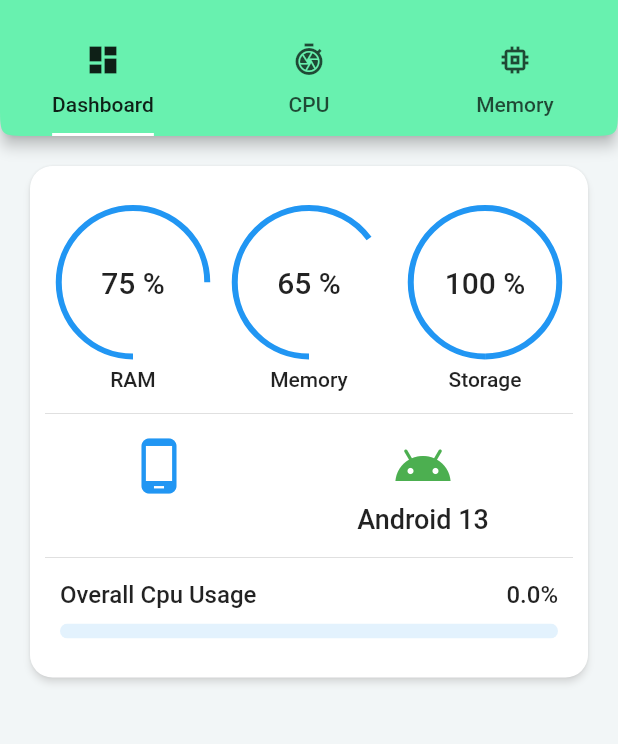
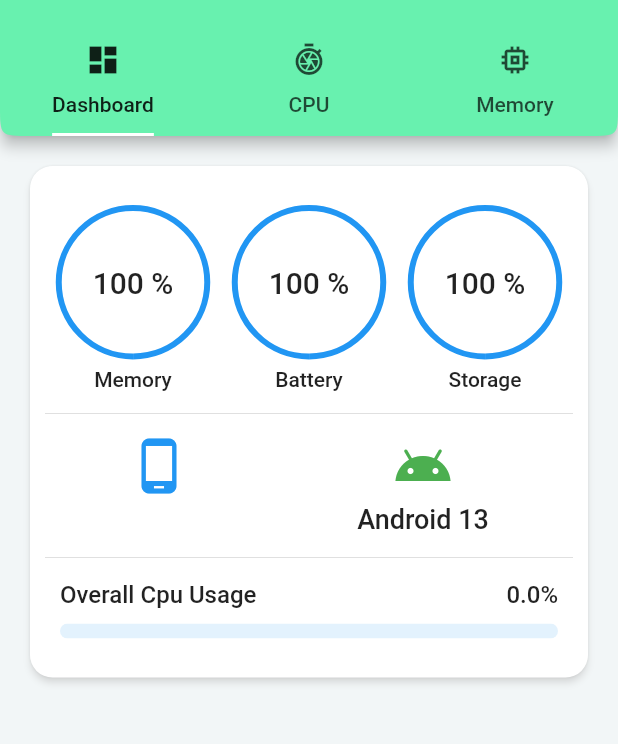
Before and after one commit to igrik12/phone_monitor, a Flutter app: the screen it shows after launch, on a phone screen of 412 x 824 dp, the part 59-803 px from its top. Run offline on Flutter 3.47's test engine with Material 2 defaults, Android fonts, the phone set to English and light mode, and no system bars; our stand-ins replace device_info, flutter_svg, get, get_storage; missing offline and left inert: cpu_reader, disk_space, mp_chart, system_info; statements that could not run were skipped.

Commit message:
Ram/Storage/Battery

```diff
--- a/lib/controllers/dashboard_controller.dart
+++ b/lib/controllers/dashboard_controller.dart
@@ -1,18 +1,67 @@
+import 'dart:async';
+import 'dart:io';
 import 'package:device_info/device_info.dart';
+import 'package:disk_space/disk_space.dart';
 import 'package:get/get.dart';
+import 'package:phone_monitor/utils/native_comms.dart';
 
 class DashboardController extends GetxController {
   final deviceInfoPlugin = DeviceInfoPlugin().androidInfo;
-
   Rx<AndroidDeviceInfo> _deviceInfo = Rx<AndroidDeviceInfo>();
   AndroidDeviceInfo get deviceInfo => _deviceInfo.value;
   set deviceInfo(AndroidDeviceInfo value) {
     _deviceInfo.value = value;
   }
 
+  Timer _timer;
+  int totalPhysicalMemory;
+  // Memory wrapper observable
+  final wrapper = DashboardInfoWrapper().obs
+    ..value.totalRamUsage = 100
+    ..value.battery = 100
+    ..value.diskSpaceUsed = 100;
+
   @override
   void onInit() async {
     super.onInit();
+    totalPhysicalMemory = await NativeComms.getTotalPhysicalMemory();
+    print(pid);
+    _timer = Timer.periodic(Duration(seconds: 1), (timer) async {
+      var totalVirtual = await NativeComms.getVirtualMemorySize();
+      var totalUsedInPersent =
+          calcMemoryUsage(totalPhysicalMemory, totalVirtual);
+      var diskSpaceUsed = await calcDiskSpaceUsed();
+      var battery = await NativeComms.getBatteryLevel();
+      wrapper.update((value) {
+        value.totalRamUsage = totalUsedInPersent;
+        value.battery = battery;
+        value.diskSpaceUsed = diskSpaceUsed;
+      });
+    });
     deviceInfo = await deviceInfoPlugin;
   }
+
+  @override
+  Future<void> onClose() async {
+    super.onClose();
+    _timer.cancel();
+    _timer = null;
+  }
 }
+
+Future<int> calcDiskSpaceUsed() async {
+  final free = await DiskSpace.getFreeDiskSpace;
+  final total = await DiskSpace.getTotalDiskSpace;
+  final used = total - free;
+  return used * 100 ~/ total;
+}
+
+int calcMemoryUsage(int totalPhysicalMemory, int virtualMemory) {
+  return virtualMemory * 100 ~/ totalPhysicalMemory;
+}
+
+class DashboardInfoWrapper {
+  int totalRamUsage = 100;
+  int battery = 100;
+  int diskSpaceUsed = 100;
+}
--- a/lib/main.dart
+++ b/lib/main.dart
@@ -1,7 +1,9 @@
 import 'package:flutter/material.dart';
+import 'package:flutter/services.dart';
 import 'package:get/get.dart';
 import 'package:get_storage/get_storage.dart';
 import 'package:phone_monitor/screens/home.dart';
+import 'package:phone_monitor/utils/constants.dart';
 
 import 'controllers/bindings.dart';
 
@@ -14,6 +16,10 @@ class MyApp extends StatelessWidget {
   // This widget is the root of your application.
   @override
   Widget build(BuildContext context) {
+    SystemChrome.setPreferredOrientations([
+      DeviceOrientation.portraitUp,
+      DeviceOrientation.portraitDown,
+    ]);
     return GetMaterialApp(
       initialBinding: InitialBinding(),
       debugShowCheckedModeBanner: false,
@@ -25,8 +31,8 @@ class MyApp extends StatelessWidget {
           textTheme: TextTheme(
               bodyText2: TextStyle(fontWeight: FontWeight.w500, fontSize: 12))),
       theme: ThemeData(
-          primaryColor: Color.fromARGB(255, 104, 241, 175),
-          appBarTheme: AppBarTheme(color: Color.fromARGB(255, 104, 241, 175)),
+          primaryColor: kPrimaryColor,
+          appBarTheme: AppBarTheme(color: kPrimaryColor),
           scaffoldBackgroundColor: Color.fromRGBO(242, 246, 247, 1),
           visualDensity: VisualDensity.adaptivePlatformDensity,
           textTheme: TextTheme(
--- a/lib/tabs/dashboard/dashboard.dart
+++ b/lib/tabs/dashboard/dashboard.dart
@@ -23,20 +23,25 @@ class Dashboard extends GetView<DashboardController> {
                     const EdgeInsets.symmetric(vertical: 26, horizontal: 10),
                 child: Column(
                   children: [
-                    Row(
+                    Obx(() => Row(
                           mainAxisAlignment: MainAxisAlignment.spaceAround,
                           children: [
-                        UsageProgressDisplay(title: "RAM", value: 0.75),
                             UsageProgressDisplay(
                                 title: "Memory",
-                          value: 0.65,
+                                value: controller.wrapper.value.totalRamUsage
+                                        .toDouble() /
+                                    100),
+                            UsageProgressDisplay(
+                              title: "Battery",
+                              value: controller.wrapper.value.battery / 100,
                             ),
                             UsageProgressDisplay(
                               title: "Storage",
-                          value: 1,
+                              value:
+                                  controller.wrapper.value.diskSpaceUsed / 100,
                             )
                           ],
-                    ),
+                        )),
                     Divider(
                       height: 30,
                     ),
--- /dev/null
+++ b/lib/utils/constants.dart
@@ -0,0 +1,3 @@
+import 'package:flutter/material.dart';
+
+const Color kPrimaryColor = Color.fromARGB(255, 104, 241, 175);
--- /dev/null
+++ b/lib/utils/native_comms.dart
@@ -0,0 +1,37 @@
+import 'package:flutter/services.dart';
+
+class NativeComms {
+  static const _channel = const MethodChannel('native_comms');
+  static int _totalPhysicalMemory;
+
+  /// Get total physical memory in MB
+  static Future<int> getTotalPhysicalMemory() async {
+    try {
+      return _totalPhysicalMemory ??=
+          await _channel.invokeMethod("getTotalPhysicalMemory") ~/ 1024;
+    } on PlatformException catch (e) {
+      print("Failed to get total physical memory. ${e.message}");
+      return -1;
+    }
+  }
+
+  /// Gets virtual memory size in MB
+  static Future<int> getVirtualMemorySize() async {
+    try {
+      int memoryInKb = await _channel.invokeMethod("getVirtualMemorySize");
+      return memoryInKb ~/ 1024;
+    } on PlatformException catch (e) {
+      print("Failed to get total physical memory. ${e.message}");
+      return -1;
+    }
+  }
+
+  static Future<int> getBatteryLevel() async {
+    try {
+      return await _channel.invokeMethod('getBatteryLevel');
+    } on PlatformException catch (e) {
+      print("Failed to retrieve battery level. ${e.message}");
+      return -1;
+    }
+  }
+}
--- a/lib/widgets/tempChart.dart
+++ b/lib/widgets/tempChart.dart
@@ -3,6 +3,7 @@ import 'dart:async';
 import 'package:flutter/material.dart';
 import 'package:mp_chart/mp/chart/line_chart.dart';
 import 'package:phone_monitor/controllers/cpu_controller.dart';
+import 'package:phone_monitor/utils/constants.dart';
 
 import 'chartController.dart';
 
@@ -56,12 +57,10 @@ class _TemperatureChartState extends State<TemperatureChart> {
                 children: [
                   Text(
                     "Cpu Temparature",
-                    style: TextStyle(color: Colors.blue),
                     textScaleFactor: 1.4,
                   ),
                   Text(
                     '$temperature °C',
-                    style: TextStyle(color: Colors.blue),
                     textScaleFactor: 1.4,
                   ),
                 ],
--- a/pubspec.yaml
+++ b/pubspec.yaml
@@ -23,6 +23,7 @@ environment:
 dependencies:
   flutter:
     sdk: flutter
+  disk_space:
   flutter_launcher_icons: ^0.7.5
   flutter_svg: ^0.18.1
   get: 3.8.0
```
Also changed, not shown: lib/tabs/cpu/cpu.dart (+8 -11 lines), lib/tabs/cpu/cpuProgessGrid.dart (+23 -1 lines), lib/tabs/cpu/cpu_overview.dart (+58 -6 lines), 5 other files. Lines whose indentation alone changed are shown as unchanged.
